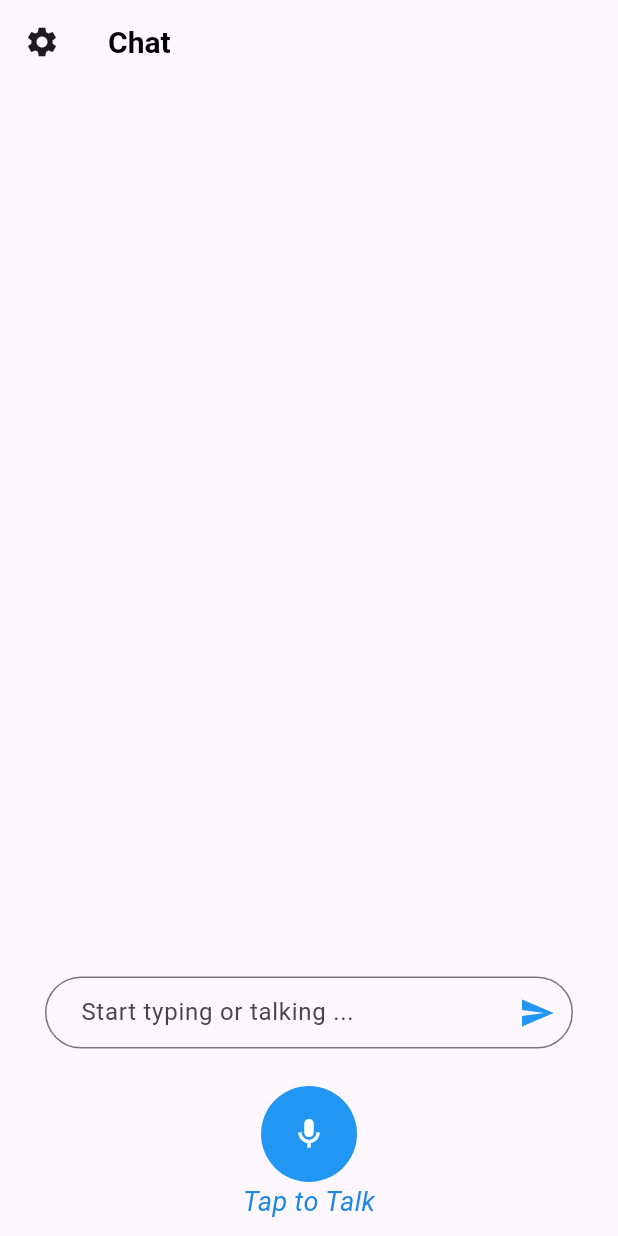
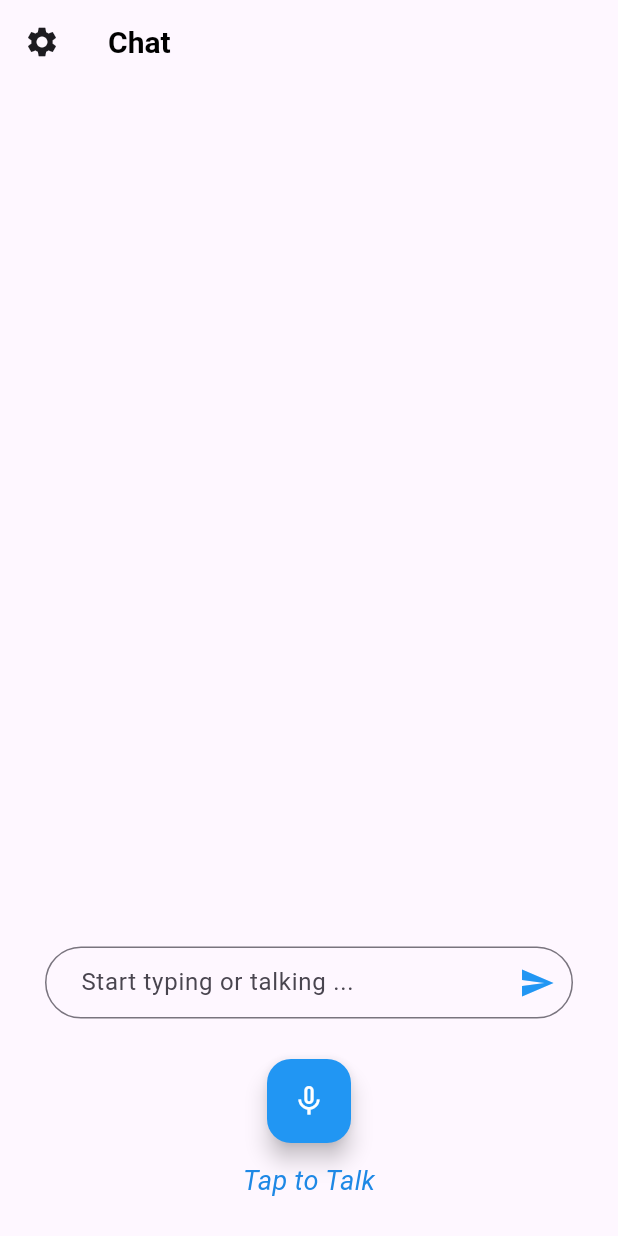
Before and after one commit to nmhieu0504/Chat-GPT-Project, a Flutter app: the screen it shows after launch, on a phone screen of 412 x 824 dp. Run offline on Flutter 3.47's test engine with Material 2 defaults, Android fonts, the phone set to English and light mode, and no system bars; drawn by our look-alikes of avatar_glow, grouped_list; our stand-ins replace bubble, flutter_tts, loading_animation_widget, speech_to_text; missing offline and left inert: chat_gpt_sdk.

Commit message:
refactor code

```diff
--- a/lib/widgets/chat_page.dart
+++ b/lib/widgets/chat_page.dart
@@ -8,6 +8,8 @@ import 'package:intl/intl.dart';
 import '../model/message.dart';
 import 'package:bubble/bubble.dart';
 import 'package:loading_animation_widget/loading_animation_widget.dart';
+import 'package:avatar_glow/avatar_glow.dart';
+import 'package:speech_to_text/speech_to_text.dart' as stt;
 
 class ChatPage extends StatefulWidget {
   const ChatPage({super.key});
@@ -30,6 +32,11 @@ class _ChatPageState extends State<ChatPage> {
   bool isEnglish = true;
   bool isVietnamese = false;
   bool isAutoTTS = true;
+  bool isButtonDisabled = ChatGPTUltils.isProcessing;
+
+  final stt.SpeechToText _speech = stt.SpeechToText();
+  bool _isListening = false;
+  double _confidence = 1.0;
 
   _speak(String text) async {
     if (languages == TtsLanguage.vn) {
@@ -46,34 +53,44 @@ class _ChatPageState extends State<ChatPage> {
     await flutterTts.stop();
   }
 
-  @override
-  void initState() {
-    super.initState();
+  void _listen() async {
+    if (!_isListening) {
+      bool available = await _speech.initialize(
+        onStatus: (val) => print('onStatus: $val'),
+        onError: (val) => print('onError: $val'),
+      );
+      if (available) {
+        setState(() => _isListening = true);
+        _speech.listen(
+          onResult: (val) => setState(() {
+            textFieldController.text = val.recognizedWords;
+            if (val.hasConfidenceRating && val.confidence > 0) {
+              _confidence = val.confidence;
+            }
+          }),
+        );
+      }
+    } else {
+      setState(() {
+        _isListening = false;
+        isButtonDisabled = true;
+        textFieldController.clear();
+
+        // messageList.add(Message(
+        //     message: textFieldController.text,
+        //     date: DateTime.now(),
+        //     isUser: true));
+        // messageList.add(Message(
+        //     message: textFieldController.text,
+        //     date: DateTime.now(),
+        //     isUser: false));
+      });
+      _speech.stop();
+    }
   }
 
-  @override
-  Widget build(BuildContext context) {
-    return Scaffold(
-      appBar: AppBar(
-        leading: Builder(
-          builder: (BuildContext context) {
-            return IconButton(
-              icon: const Icon(Icons.settings),
-              onPressed: () {
-                Scaffold.of(context).openDrawer();
-              },
-              tooltip: MaterialLocalizations.of(context).openAppDrawerTooltip,
-            );
-          },
-        ),
-        title: const Text("Chat",
-            style: TextStyle(
-              color: Colors.black,
-              fontSize: 20,
-              fontWeight: FontWeight.bold,
-            )),
-      ),
-      drawer: Drawer(
+  Widget _buildDrawer() {
+    return Drawer(
       child: ListView(
         padding: EdgeInsets.zero,
         children: <Widget>[
@@ -196,10 +213,11 @@ class _ChatPageState extends State<ChatPage> {
           ),
         ],
       ),
-      ),
-      body: SafeArea(
-        child: Column(children: [
-          Expanded(
+    );
+  }
+
+  Widget _buildMessageListView() {
+    return Expanded(
       child: GroupedListView<Message, DateTime>(
         // order: GroupedListOrder.DESC,
         // reverse: true,
@@ -221,8 +239,8 @@ class _ChatPageState extends State<ChatPage> {
           ),
         ),
         itemBuilder: (context, message) {
-                var isRequest = (messageList.length - 1 ==
-                        messageList.indexOf(message)) &&
+          var isRequest =
+              (messageList.length - 1 == messageList.indexOf(message)) &&
                   (messageList.elementAt(messageList.length - 2).message ==
                       message.message);
 
@@ -235,12 +253,9 @@ class _ChatPageState extends State<ChatPage> {
                     top: 5,
                     bottom: 5,
                   ),
-                        alignment: message.isUser
-                            ? Alignment.topRight
-                            : Alignment.topLeft,
-                        nip: message.isUser
-                            ? BubbleNip.rightTop
-                            : BubbleNip.leftTop,
+                  alignment:
+                      message.isUser ? Alignment.topRight : Alignment.topLeft,
+                  nip: message.isUser ? BubbleNip.rightTop : BubbleNip.leftTop,
                   color: message.isUser ? Colors.blue : Colors.grey[100],
                   child: message.isUser
                       ? Text(
@@ -258,8 +273,7 @@ class _ChatPageState extends State<ChatPage> {
                                           "message remove: ${messageList.last.message}");
                                       messageList.removeLast();
                                       messageList.add(Message(
-                                                message:
-                                                    snapshot.data.toString(),
+                                          message: snapshot.data.toString(),
                                           date: DateTime.now(),
                                           isUser: false));
                                       print(
@@ -267,6 +281,11 @@ class _ChatPageState extends State<ChatPage> {
                                       if (isAutoTTS) {
                                         _speak(snapshot.data.toString());
                                       }
+                                      Future.delayed(Duration.zero, () {
+                                        setState(() {
+                                          isButtonDisabled = false;
+                                        });
+                                      });
                                       return Text(
                                         snapshot.data.toString(),
                                         style: const TextStyle(
@@ -275,8 +294,7 @@ class _ChatPageState extends State<ChatPage> {
                                     } else if (snapshot.hasError) {
                                       return Text("${snapshot.error}");
                                     }
-                                          return LoadingAnimationWidget
-                                              .waveDots(
+                                    return LoadingAnimationWidget.waveDots(
                                       color: Colors.blue,
                                       size: 20,
                                     );
@@ -301,23 +319,31 @@ class _ChatPageState extends State<ChatPage> {
           ]);
         },
       ),
-          ),
-          Container(
-            margin: const EdgeInsets.fromLTRB(30, 30, 30, 15),
+    );
+  }
+
+  Widget _buildInputMessage() {
+    return Container(
+      margin: const EdgeInsets.fromLTRB(30, 15, 30, 15),
       child: TextField(
+        keyboardType: TextInputType.multiline,
+        maxLines: null,
         decoration: InputDecoration(
           border: const OutlineInputBorder(
               borderRadius: BorderRadius.all(Radius.circular(40.0))),
           hintText: "Start typing or talking ...",
-                contentPadding: const EdgeInsets.only(
-                    top: 10, bottom: 10, left: 20, right: 20),
+          contentPadding:
+              const EdgeInsets.only(top: 10, bottom: 10, left: 20, right: 20),
           suffixIcon: IconButton(
-                  icon: const Icon(
+            icon: Icon(
               Icons.send,
-                    color: Colors.blue,
+              color: isButtonDisabled ? null : Colors.blue,
             ),
             onPressed: () {
-                    setState(() {
+              isButtonDisabled
+                  ? null
+                  : setState(() {
+                      isButtonDisabled = true;
                       messageList.add(Message(
                           message: textFieldController.text,
                           date: DateTime.now(),
@@ -334,26 +360,31 @@ class _ChatPageState extends State<ChatPage> {
         ),
         controller: textFieldController,
       ),
-          )
-        ]),
+    );
+  }
+
+  Widget _buildBottomNavigationBar() {
+    return Container(
+      width: 110,
+      height: 110,
+      margin: const EdgeInsets.fromLTRB(0, 0, 0, 20),
+      child: Column(children: [
+        AvatarGlow(
+          animate: _isListening,
+          glowColor: Theme.of(context).primaryColor,
+          endRadius: 40.0,
+          duration: const Duration(milliseconds: 2000),
+          repeatPauseDuration: const Duration(milliseconds: 100),
+          repeat: true,
+          child: FloatingActionButton(
+            backgroundColor: Colors.blue,
+            onPressed: _listen,
+            child: Icon(
+              _isListening ? Icons.mic : Icons.mic_none,
+              color: Colors.white,
             ),
-      bottomNavigationBar: Container(
-        width: 90,
-        height: 90,
-        margin: const EdgeInsets.all(10),
-        child: Column(children: [
-          IconButton(
-              onPressed: () {},
-              style: ButtonStyle(
-                shape: MaterialStateProperty.all(const CircleBorder()),
-                padding: MaterialStateProperty.all(const EdgeInsets.all(20)),
-                backgroundColor:
-                    MaterialStateProperty.all(Colors.blue), // <-- Button color
           ),
-              icon: const Icon(
-                Icons.mic_outlined,
-                color: Colors.white,
-              )),
+        ),
         Text(
           "Tap to Talk",
           style: TextStyle(
@@ -362,7 +393,44 @@ class _ChatPageState extends State<ChatPage> {
               color: Colors.blue[600]),
         )
       ]),
+    );
+  }
+
+  @override
+  void initState() {
+    super.initState();
+  }
+
+  @override
+  Widget build(BuildContext context) {
+    return Scaffold(
+      appBar: AppBar(
+        leading: Builder(
+          builder: (BuildContext context) {
+            return IconButton(
+              icon: const Icon(Icons.settings),
+              onPressed: () {
+                Scaffold.of(context).openDrawer();
+              },
+              tooltip: MaterialLocalizations.of(context).openAppDrawerTooltip,
+            );
+          },
         ),
+        title: const Text("Chat",
+            style: TextStyle(
+              color: Colors.black,
+              fontSize: 20,
+              fontWeight: FontWeight.bold,
+            )),
+      ),
+      drawer: _buildDrawer(),
+      body: SafeArea(
+        child: Column(children: [
+          _buildMessageListView(),
+          _buildInputMessage(),
+        ]),
+      ),
+      bottomNavigationBar: _buildBottomNavigationBar(),
     );
   }
 }
--- a/pubspec.yaml
+++ b/pubspec.yaml
@@ -43,6 +43,7 @@ dependencies:
   http: ^0.13.5
   chat_gpt_sdk: ^2.0.6
   loading_animation_widget: ^1.2.0+4
+  avatar_glow: ^2.0.2
 
 dev_dependencies:
   flutter_test:
```
Also changed, not shown: pubspec.lock. Lines whose indentation alone changed are shown as unchanged.
